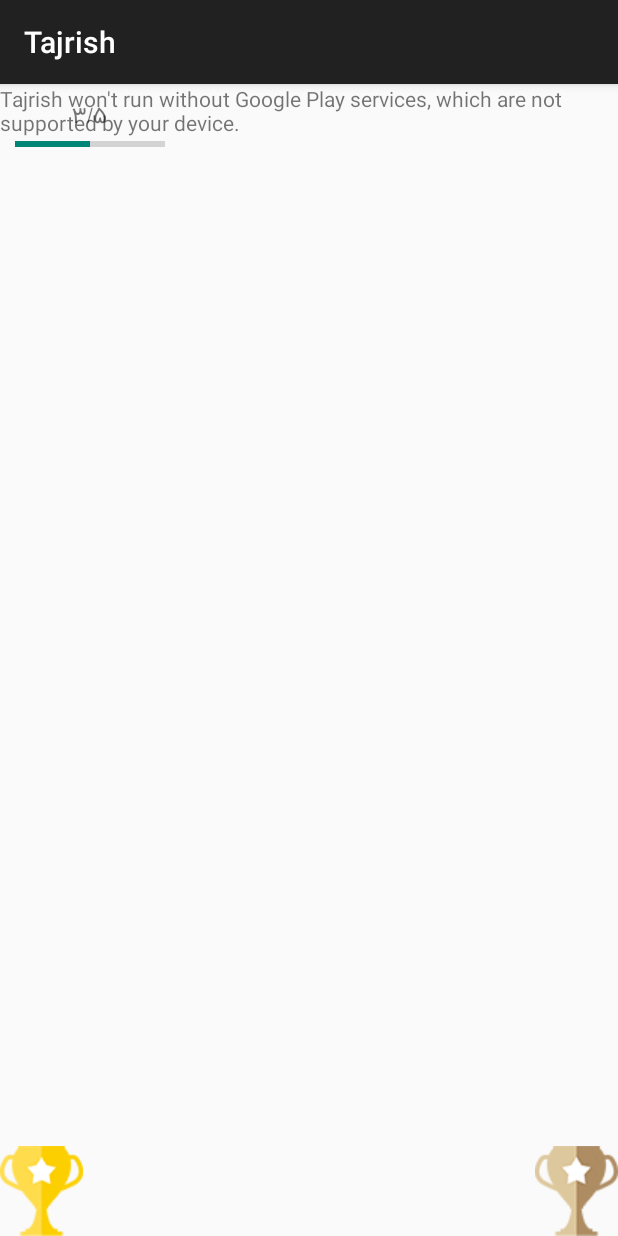
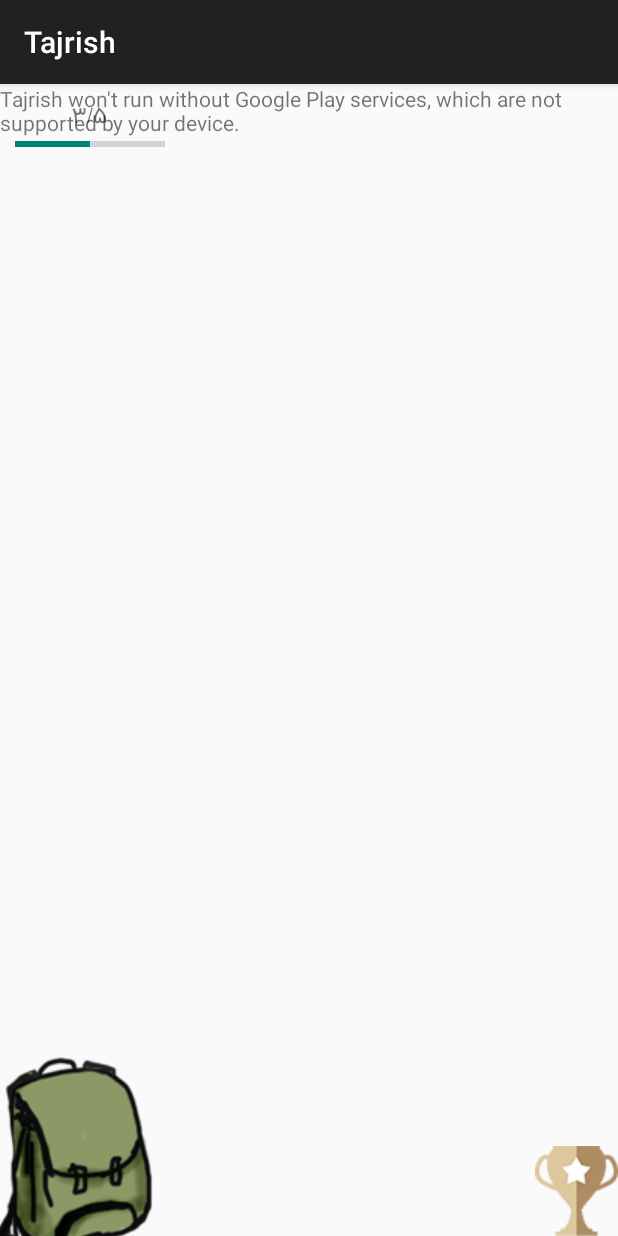
Before and after one commit to tajrish/android, an Android app: the screen it shows after launch (TravelMapActivity), on a phone screen of 412 x 824 dp. Run offline under Robolectric (Android 15) with nearby library versions, the phone set to English and light mode, and no system bars; libraries missing offline, so code that uses them is left out: com.google.maps.android; 1 statement that could not run was skipped.

Commit message:
Add Backpack To Map

```diff
--- a/app/src/main/res/layout/activity_travel_map.xml
+++ b/app/src/main/res/layout/activity_travel_map.xml
@@ -15,8 +15,10 @@
         android:id="@+id/travel_backpack"
         android:layout_width="wrap_content"
         android:layout_height="wrap_content"
+        android:layout_marginBottom="-10dp"
+        android:layout_marginLeft="-10dp"
         android:layout_gravity="bottom"
-        android:src="@drawable/cup_gold" />
+        android:src="@drawable/backpack" />
 
     <ImageView
         android:id="@+id/travel_quests"
```
Also changed, not shown: app/src/main/res/drawable/backpack.png (added).
